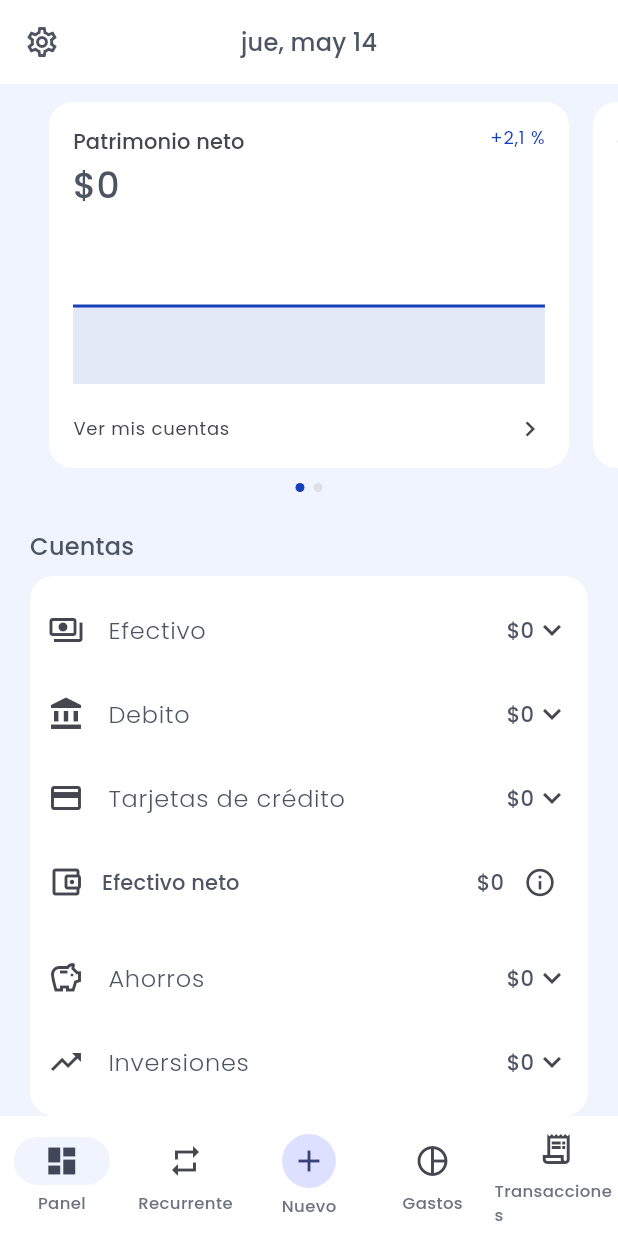
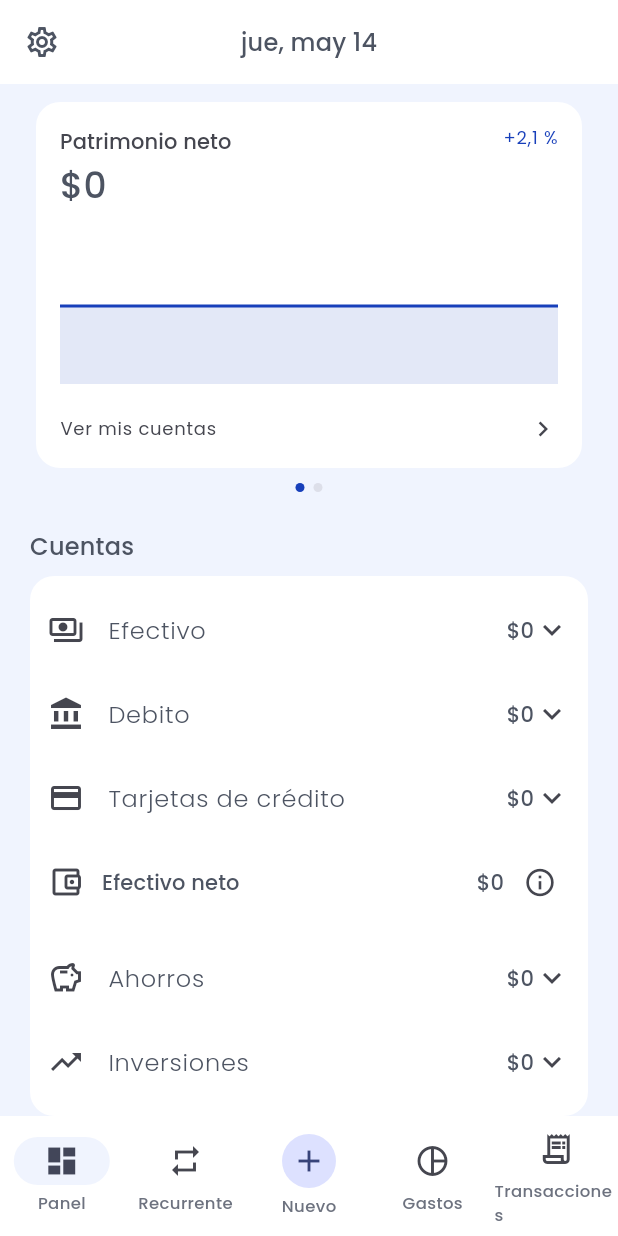
Before and after one commit to gerardomanllo/finko, a Flutter app: the DashboardScreen screen opened by its route, on a phone screen of 412 x 824 dp. Run offline on Flutter 3.47's test engine with Material 3 defaults, Android fonts, the phone set to English and light mode, and no system bars; drawn by our look-alikes of fl_chart; our stand-ins replace cloud_firestore, cloud_functions, firebase_auth, firebase_core, flutter_riverpod, go_router and 4 more; accounts and stored records are empty; network calls fail.

Commit message:
Refactor dashboard layout: updated the metric carousel to use the same horizontal gutter as other dashboard components, adjusted viewport fraction for better visibility of adjacent cards, and refined documentation to reflect these changes.

```diff
--- a/lib/features/dashboard/presentation/dashboard_screen.dart
+++ b/lib/features/dashboard/presentation/dashboard_screen.dart
@@ -167,9 +167,12 @@ class DashboardScreen extends ConsumerWidget {
         },
         child: ListView(
           physics: const AlwaysScrollableScrollPhysics(),
+          clipBehavior: Clip.none,
           padding: const EdgeInsets.symmetric(vertical: 12),
           children: [
-            FinkoTwoMetricCarousel(
+            Padding(
+              padding: _kDashboardHorizontalPadding,
+              child: FinkoTwoMetricCarousel(
                 first: FinkoMetricCarouselCard(
                   label: l10n.metricNetWorth,
                   valueText: _formatMoney(
@@ -218,6 +221,7 @@ class DashboardScreen extends ConsumerWidget {
                   expandChartVertically: true,
                   chart: const Center(child: Icon(Icons.bar_chart, size: 48)),
                   onTap: () => context.go('/spending'),
+                ),
               ),
             ),
             Padding(
--- a/lib/widgets/metrics/finko_two_metric_carousel.dart
+++ b/lib/widgets/metrics/finko_two_metric_carousel.dart
@@ -2,21 +2,24 @@ import 'package:flutter/material.dart';
 
 /// Horizontal swipe hosting two [FinkoMetricCarouselCard] children, with inset
 /// between cards, a peek of the adjacent page, and dot pagination under the chart area.
+///
+/// Place inside the same horizontal gutter as other dashboard content; use
+/// [viewportFraction] slightly below 1.0 so the sibling card stays partly visible.
 class FinkoTwoMetricCarousel extends StatefulWidget {
   const FinkoTwoMetricCarousel({
     super.key,
     required this.first,
     required this.second,
     this.height = 244,
-    this.viewportFraction = 0.88,
-    this.cardHorizontalInset = 8,
+    this.viewportFraction = 1,
+    this.cardHorizontalInset = 4,
   });
 
   final Widget first;
   final Widget second;
   final double height;
 
-  /// Each page width as a fraction of the viewport; slightly below 1.0 keeps the next card barely visible.
+  /// Each page width as a fraction of the carousel viewport (already inset by the parent).
   final double viewportFraction;
 
   /// Horizontal padding inside each page so neighboring cards do not visually touch.
@@ -66,6 +69,7 @@ class _FinkoTwoMetricCarouselState extends State<FinkoTwoMetricCarousel> {
         SizedBox(
           height: widget.height,
           child: PageView(
+            clipBehavior: Clip.none,
             controller: _pageController,
             padEnds: true,
             onPageChanged: (int index) {
```
Also changed, not shown: 3 other files. Lines whose indentation alone changed are shown as unchanged.
